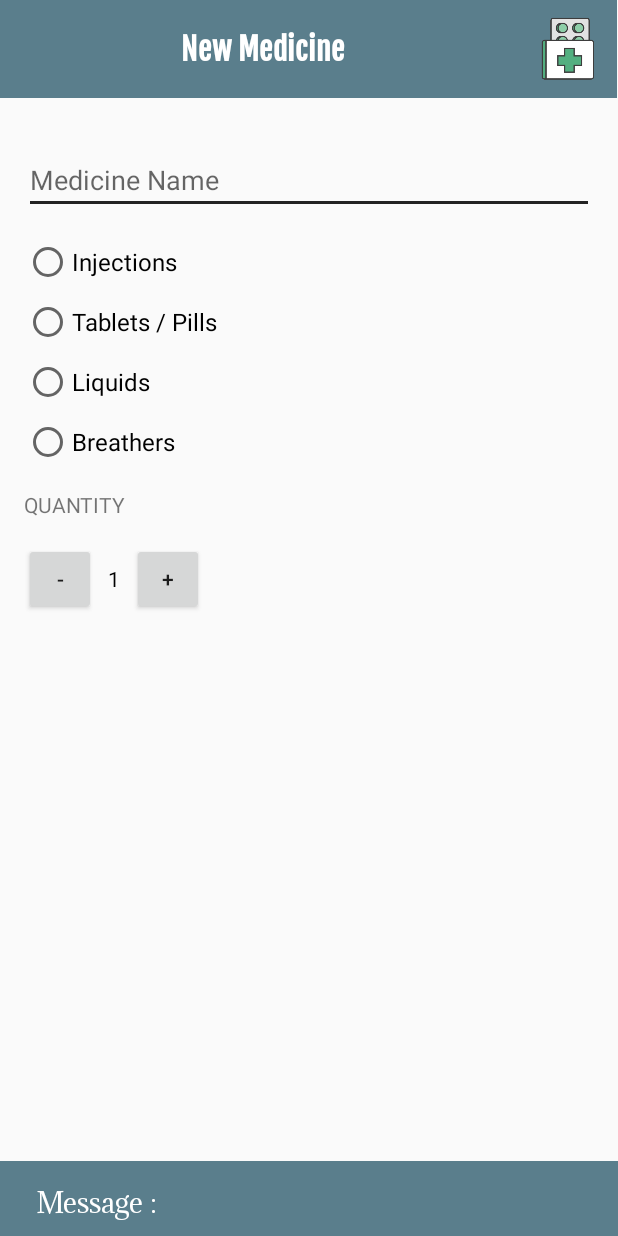
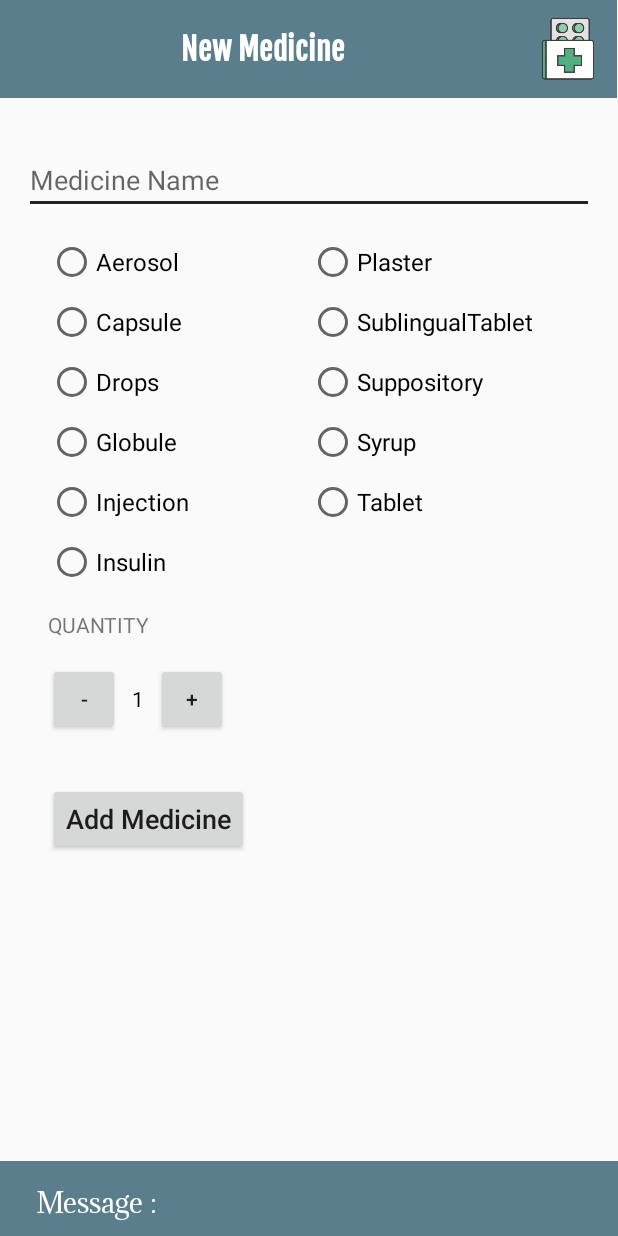
Before and after one commit to PanPuszek/PillReminder_Java, an Android app: the AddMedicine screen opened directly, with no data from a screen before it, on a phone screen of 412 x 824 dp. Run offline under Robolectric (Android 15) with nearby library versions, the phone set to English and light mode, and no system bars.

Commit message:
define classes for medicine

```diff
--- a/app/src/main/java/com/pum2018/pillreminder_java/AddMedicine.java
+++ b/app/src/main/java/com/pum2018/pillreminder_java/AddMedicine.java
@@ -2,12 +2,61 @@ package com.pum2018.pillreminder_java;
 
 import android.support.v7.app.AppCompatActivity;
 import android.os.Bundle;
+import android.util.Log;
+import android.view.View;
+import android.widget.RadioGroup;
 
 public class AddMedicine extends AppCompatActivity {
+
+    RadioGroup rg1, rg2;
+    int chkId1 = 0, chkId2 = 0;
 
     @Override
     protected void onCreate(Bundle savedInstanceState) {
         super.onCreate(savedInstanceState);
         setContentView(R.layout.activity_add_medicine);
+
+        rg1 = (RadioGroup) findViewById(R.id.radio_group_left);
+        rg2 = (RadioGroup) findViewById(R.id.radio_group_right);
+        rg1.clearCheck(); // this is so we can start fresh, with no selection on both RadioGroups
+        rg2.clearCheck();
+        rg1.setOnCheckedChangeListener(listener1);
+        rg2.setOnCheckedChangeListener(listener2);
     }
+
+    private RadioGroup.OnCheckedChangeListener listener1 = new RadioGroup.OnCheckedChangeListener() {
+
+        @Override
+        public void onCheckedChanged(RadioGroup group, int checkedId) {
+            if (checkedId != 0) {
+                rg2.setOnCheckedChangeListener(null); // remove the listener before clearing so we don't throw that stackoverflow exception(like Vladimir Volodin pointed out)
+                chkId1 = rg1.getCheckedRadioButtonId();
+                rg2.clearCheck(); // clear the second RadioGroup!
+                rg2.setOnCheckedChangeListener(listener2); //reset the listener
+                //Log.i("TEST", "rd1 : " + chkId1);
+            }
+        }
+    };
+
+    private RadioGroup.OnCheckedChangeListener listener2 = new RadioGroup.OnCheckedChangeListener() {
+
+        @Override
+        public void onCheckedChanged(RadioGroup group, int checkedId) {
+            if (checkedId != 0) {
+                rg1.setOnCheckedChangeListener(null);
+                chkId2 = rg2.getCheckedRadioButtonId();
+                rg1.clearCheck();
+                rg1.setOnCheckedChangeListener(listener1);
+                //Log.i("TEST", "rd1 : " + chkId2);
+            }
+        }
+    };
+
+    public void addMedicineToStore(View view){
+        int realCheck = chkId1 == 0 ? chkId2 : chkId1;
+        Log.i("You pressed", ": " + realCheck);
+        chkId1 = 0;
+        chkId2 = 0;
+    }
+
 }
--- a/app/src/main/res/layout/activity_add_medicine.xml
+++ b/app/src/main/res/layout/activity_add_medicine.xml
@@ -92,49 +92,127 @@
 
             <EditText
                 android:id="@+id/medicine_edit_text_view"
-                android:layout_marginTop="32dp"
-                android:layout_marginRight="16dp"
-                android:layout_marginLeft="16dp"
                 android:layout_width="match_parent"
                 android:layout_height="wrap_content"
-                android:hint="Medicine Name"/>
+                android:layout_marginLeft="16dp"
+                android:layout_marginRight="16dp"
+                android:layout_marginTop="32dp"
+                android:hint="Medicine Name" />
+
+            <LinearLayout
+                android:layout_width="match_parent"
+                android:layout_height="wrap_content"
+                android:orientation="horizontal">
 
                 <RadioGroup
-                android:layout_width="wrap_content"
-                android:layout_height="wrap_content">
+                    android:id="@+id/radio_group_left"
+                    android:layout_width="0dp"
+                    android:layout_height="wrap_content"
+                    android:layout_weight="1">
+
                     <RadioButton
-                    android:layout_marginTop="16sp"
-                    android:layout_marginLeft="16dp"
-                    android:textSize="16sp"
                         android:layout_width="wrap_content"
                         android:layout_height="wrap_content"
-                    android:text="Injections"/>
+                        android:layout_marginLeft="32dp"
+                        android:layout_marginTop="16sp"
+                        android:text="Aerosol"
+                        android:textSize="16sp" />
+
                     <RadioButton
-                    android:layout_marginTop="8dp"
-                    android:layout_marginLeft="16dp"
-                    android:textSize="16sp"
                         android:layout_width="wrap_content"
                         android:layout_height="wrap_content"
-                    android:text="Tablets / Pills"/>
+                        android:layout_marginLeft="32dp"
+                        android:layout_marginTop="8dp"
+                        android:text="Capsule"
+                        android:textSize="16sp" />
+
                     <RadioButton
-                    android:layout_marginTop="8dp"
-                    android:layout_marginLeft="16dp"
-                    android:textSize="16sp"
                         android:layout_width="wrap_content"
                         android:layout_height="wrap_content"
-                    android:text="Liquids"/>
+                        android:layout_marginLeft="32dp"
+                        android:layout_marginTop="8dp"
+                        android:text="Drops"
+                        android:textSize="16sp" />
+
                     <RadioButton
-                    android:layout_marginTop="8dp"
-                    android:layout_marginLeft="16dp"
-                    android:textSize="16sp"
                         android:layout_width="wrap_content"
                         android:layout_height="wrap_content"
-                    android:text="Breathers"/>
+                        android:layout_marginLeft="32dp"
+                        android:layout_marginTop="8dp"
+                        android:text="Globule"
+                        android:textSize="16sp" />
+
+                    <RadioButton
+                        android:layout_width="wrap_content"
+                        android:layout_height="wrap_content"
+                        android:layout_marginLeft="32dp"
+                        android:layout_marginTop="8dp"
+                        android:text="Injection"
+                        android:textSize="16sp" />
+
+                    <RadioButton
+                        android:layout_width="wrap_content"
+                        android:layout_height="wrap_content"
+                        android:layout_marginLeft="32dp"
+                        android:layout_marginTop="8dp"
+                        android:text="Insulin"
+                        android:textSize="16sp" />
+                </RadioGroup>
+
+                <RadioGroup
+                    android:id="@+id/radio_group_right"
+                    android:layout_width="0dp"
+                    android:layout_height="wrap_content"
+                    android:layout_weight="1">
+
+                    <RadioButton
+                        android:layout_width="wrap_content"
+                        android:layout_height="wrap_content"
+                        android:layout_marginLeft="0dp"
+                        android:layout_marginTop="16dp"
+                        android:text="Plaster"
+                        android:textSize="16sp" />
+
+                    <RadioButton
+                        android:layout_width="wrap_content"
+                        android:layout_height="wrap_content"
+                        android:layout_marginLeft="0dp"
+                        android:layout_marginTop="8dp"
+                        android:text="SublingualTablet"
+                        android:textSize="16sp" />
+
+                    <RadioButton
+                        android:layout_width="wrap_content"
+                        android:layout_height="wrap_content"
+                        android:layout_marginLeft="0dp"
+                        android:layout_marginTop="8dp"
+                        android:text="Suppository"
+                        android:textSize="16sp" />
+
+                    <RadioButton
+                        android:layout_width="wrap_content"
+                        android:layout_height="wrap_content"
+                        android:layout_marginLeft="0dp"
+                        android:layout_marginTop="8dp"
+                        android:text="Syrup"
+                        android:textSize="16sp" />
+
+                    <RadioButton
+                        android:layout_width="wrap_content"
+                        android:layout_height="wrap_content"
+                        android:layout_marginLeft="0dp"
+                        android:layout_marginRight="32dp"
+                        android:layout_marginTop="8dp"
+                        android:text="Tablet"
+                        android:textSize="16sp" />
+                </RadioGroup>
+            </LinearLayout>
+
             <TextView
                 android:layout_width="wrap_content"
                 android:layout_height="wrap_content"
                 android:layout_marginBottom="16dp"
-                    android:layout_marginLeft="16dp"
+                android:layout_marginLeft="32dp"
                 android:layout_marginTop="16dp"
                 android:text="QUANTITY" />
 
@@ -147,7 +225,7 @@
                     android:id="@+id/subtraction_button_view"
                     android:layout_width="48dp"
                     android:layout_height="48dp"
-                    android:layout_marginLeft="16dp"
+                    android:layout_marginLeft="32dp"
                     android:text="-" />
 
                 <TextView
@@ -159,16 +237,29 @@
                     android:text="1"
                     android:textColor="#000000" />
 
-
                 <Button
                     android:id="@+id/addition_button_view"
                     android:layout_width="48dp"
                     android:layout_height="48dp"
                     android:layout_marginBottom="16dp"
                     android:text="+" />
-                </LinearLayout>>
-            </RadioGroup>
+            </LinearLayout>
 
+            <LinearLayout
+                android:layout_width="match_parent"
+                android:layout_height="wrap_content"
+                android:orientation="vertical">
+            <Button
+                android:id="@+id/add_medicine_to_store"
+                android:layout_width="wrap_content"
+                android:layout_height="wrap_content"
+                android:layout_marginLeft="32dp"
+                android:layout_marginTop="16dp"
+                android:text="Add Medicine"
+                android:textAllCaps="false"
+                android:textSize="18sp"
+                android:onClick="addMedicineToStore"/>
+            </LinearLayout>
         </LinearLayout>
     </ScrollView>
 
```
Also changed, not shown: app/src/main/java/com/pum2018/pillreminder_java/Aerosol.java (added, +33 -0 lines), app/src/main/java/com/pum2018/pillreminder_java/Capsule.java (added, +32 -0 lines), app/src/main/java/com/pum2018/pillreminder_java/Drops.java (added, +32 -0 lines), app/src/main/java/com/pum2018/pillreminder_java/Globule.java (added, +32 -0 lines), app/src/main/java/com/pum2018/pillreminder_java/Injection.java (added, +32 -0 lines), app/src/main/java/com/pum2018/pillreminder_java/Insulin.java (added, +32 -0 lines), app/src/main/java/com/pum2018/pillreminder_java/Medicine.java (added, +12 -0 lines), app/src/main/java/com/pum2018/pillreminder_java/Plaster.java (added, +32 -0 lines), app/src/main/java/com/pum2018/pillreminder_java/SublingualTablet.java (added, +33 -0 lines), app/src/main/java/com/pum2018/pillreminder_java/Suppository.java (added, +32 -0 lines), app/src/main/java/com/pum2018/pillreminder_java/Syrup.java (added, +32 -0 lines), app/src/main/java/com/pum2018/pillreminder_java/Tablet.java (added, +32 -0 lines). Lines whose indentation alone changed are shown as unchanged.
